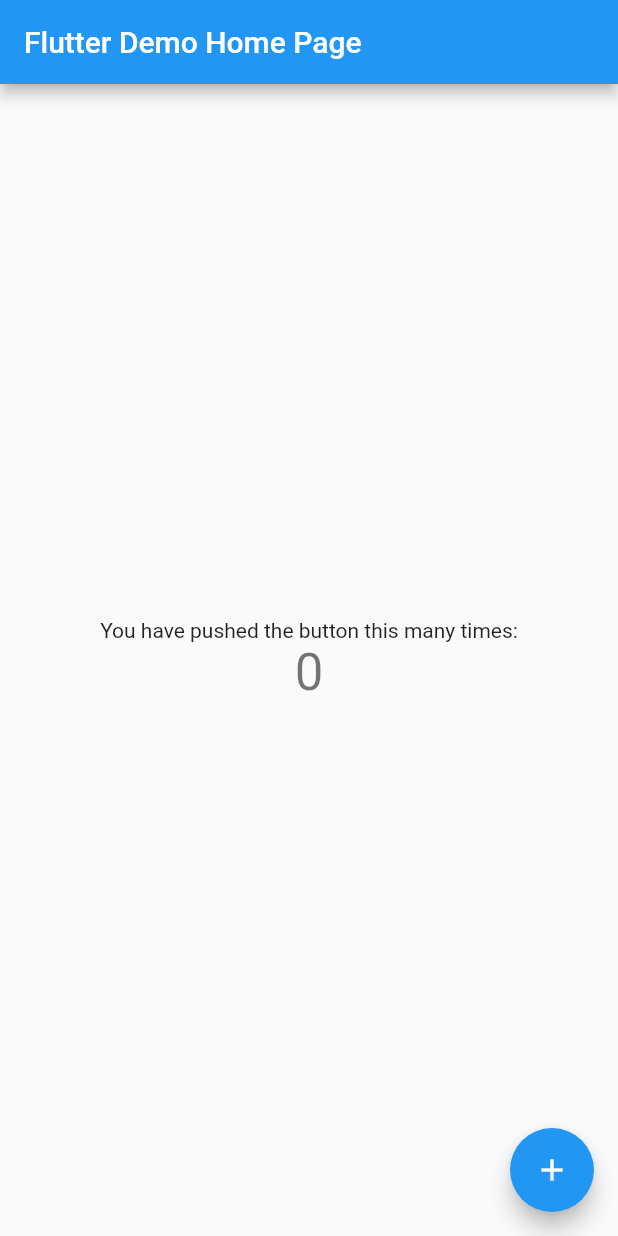
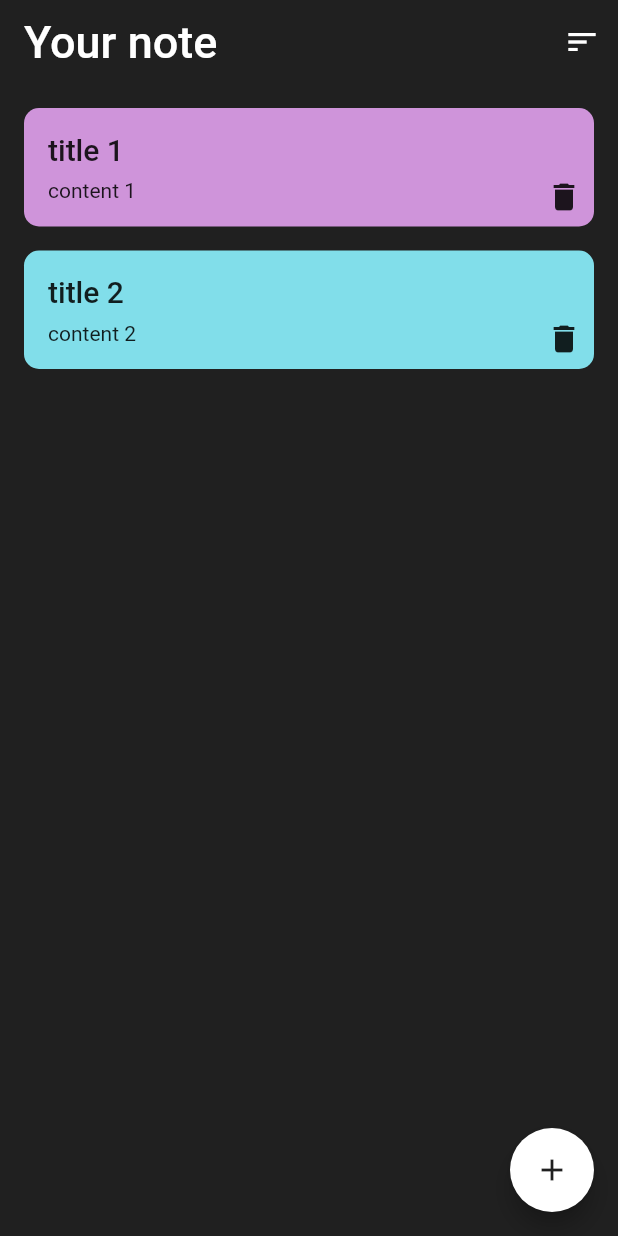
Before and after one commit to fghjjkl32/clean_architecture_note_app, a Flutter app: the screen it shows after launch, on a phone screen of 412 x 824 dp. Run offline on Flutter 3.47's test engine with Material 2 defaults, Android fonts, the phone set to English and light mode, and no system bars; our stand-ins replace freezed_annotation, sqflite; accounts and stored records are empty.

Commit message:
add : add main note UI

```diff
--- a/lib/main.dart
+++ b/lib/main.dart
@@ -1,3 +1,5 @@
+import 'package:clean_architecture_note_app/presentation/notes/notes_screen.dart';
+import 'package:clean_architecture_note_app/ui/colors.dart';
 import 'package:flutter/material.dart';
 
 void main() {
@@ -7,109 +9,24 @@ void main() {
 class MyApp extends StatelessWidget {
   const MyApp({super.key});
 
-  // This widget is the root of your application.
   @override
   Widget build(BuildContext context) {
     return MaterialApp(
       title: 'Flutter Demo',
       theme: ThemeData(
-        // This is the theme of your application.
-        //
-        // Try running your application with "flutter run". You'll see the
-        // application has a blue toolbar. Then, without quitting the app, try
-        // changing the primarySwatch below to Colors.green and then invoke
-        // "hot reload" (press "r" in the console where you ran "flutter run",
-        // or simply save your changes to "hot reload" in a Flutter IDE).
-        // Notice that the counter didn't reset back to zero; the application
-        // is not restarted.
-        primarySwatch: Colors.blue,
+        primaryColor: Colors.white,
+        backgroundColor: darkGray,
+        canvasColor: darkGray,
+        floatingActionButtonTheme:
+            Theme.of(context).floatingActionButtonTheme.copyWith(
+                  backgroundColor: Colors.white,
+                  foregroundColor: darkGray,
+                ),
+        appBarTheme: Theme.of(context).appBarTheme.copyWith(
+              backgroundColor: darkGray,
+            ),
       ),
-      home: const MyHomePage(title: 'Flutter Demo Home Page'),
+      home: const NotesScreen(),
     );
   }
 }
-
-class MyHomePage extends StatefulWidget {
-  const MyHomePage({super.key, required this.title});
-
-  // This widget is the home page of your application. It is stateful, meaning
-  // that it has a State object (defined below) that contains fields that affect
-  // how it looks.
-
-  // This class is the configuration for the state. It holds the values (in this
-  // case the title) provided by the parent (in this case the App widget) and
-  // used by the build method of the State. Fields in a Widget subclass are
-  // always marked "final".
-
-  final String title;
-
-  @override
-  State<MyHomePage> createState() => _MyHomePageState();
-}
-
-class _MyHomePageState extends State<MyHomePage> {
-  int _counter = 0;
-
-  void _incrementCounter() {
-    setState(() {
-      // This call to setState tells the Flutter framework that something has
-      // changed in this State, which causes it to rerun the build method below
-      // so that the display can reflect the updated values. If we changed
-      // _counter without calling setState(), then the build method would not be
-      // called again, and so nothing would appear to happen.
-      _counter++;
-    });
-  }
-
-  @override
-  Widget build(BuildContext context) {
-    // This method is rerun every time setState is called, for instance as done
-    // by the _incrementCounter method above.
-    //
-    // The Flutter framework has been optimized to make rerunning build methods
-    // fast, so that you can just rebuild anything that needs updating rather
-    // than having to individually change instances of widgets.
-    return Scaffold(
-      appBar: AppBar(
-        // Here we take the value from the MyHomePage object that was created by
-        // the App.build method, and use it to set our appbar title.
-        title: Text(widget.title),
-      ),
-      body: Center(
-        // Center is a layout widget. It takes a single child and positions it
-        // in the middle of the parent.
-        child: Column(
-          // Column is also a layout widget. It takes a list of children and
-          // arranges them vertically. By default, it sizes itself to fit its
-          // children horizontally, and tries to be as tall as its parent.
-          //
-          // Invoke "debug painting" (press "p" in the console, choose the
-          // "Toggle Debug Paint" action from the Flutter Inspector in Android
-          // Studio, or the "Toggle Debug Paint" command in Visual Studio Code)
-          // to see the wireframe for each widget.
-          //
-          // Column has various properties to control how it sizes itself and
-          // how it positions its children. Here we use mainAxisAlignment to
-          // center the children vertically; the main axis here is the vertical
-          // axis because Columns are vertical (the cross axis would be
-          // horizontal).
-          mainAxisAlignment: MainAxisAlignment.center,
-          children: <Widget>[
-            const Text(
-              'You have pushed the button this many times:',
-            ),
-            Text(
-              '$_counter',
-              style: Theme.of(context).textTheme.headline4,
-            ),
-          ],
-        ),
-      ),
-      floatingActionButton: FloatingActionButton(
-        onPressed: _incrementCounter,
-        tooltip: 'Increment',
-        child: const Icon(Icons.add),
-      ), // This trailing comma makes auto-formatting nicer for build methods.
-    );
-  }
-}
--- /dev/null
+++ b/lib/presentation/notes/components/note_item.dart
@@ -0,0 +1,65 @@
+import 'package:clean_architecture_note_app/domain/model/note.dart';
+import 'package:clean_architecture_note_app/ui/colors.dart';
+import 'package:flutter/material.dart';
+
+class NoteItem extends StatelessWidget {
+  final Note note;
+  Function? onDeleteTap;
+
+  NoteItem({
+    Key? key,
+    required this.note,
+    this.onDeleteTap,
+  }) : super(key: key);
+
+  @override
+  Widget build(BuildContext context) {
+    return Padding(
+      padding: const EdgeInsets.all(8.0),
+      child: Stack(
+        children: [
+          Container(
+            width: double.infinity,
+            padding: const EdgeInsets.all(16),
+            decoration: BoxDecoration(
+              borderRadius: BorderRadius.circular(10),
+              color: Color(note.color),
+            ),
+            child: Column(
+              crossAxisAlignment: CrossAxisAlignment.start,
+              children: [
+                Text(
+                  note.title,
+                  maxLines: 1,
+                  overflow: TextOverflow.ellipsis,
+                  style: Theme.of(context).textTheme.headline6,
+                ),
+                const SizedBox(
+                  height: 8,
+                ),
+                Text(
+                  note.content,
+                  maxLines: 1,
+                  overflow: TextOverflow.ellipsis,
+                  style: Theme.of(context).textTheme.bodyText2,
+                ),
+              ],
+            ),
+          ),
+          Positioned(
+            bottom: 8,
+            right: 8,
+            child: GestureDetector(
+              onTap: () {
+                onDeleteTap?.call();
+              },
+              child: const Icon(
+                Icons.delete,
+              ),
+            ),
+          ),
+        ],
+      ),
+    );
+  }
+}
--- /dev/null
+++ b/lib/presentation/notes/notes_screen.dart
@@ -0,0 +1,56 @@
+import 'package:clean_architecture_note_app/domain/model/note.dart';
+import 'package:clean_architecture_note_app/presentation/notes/components/note_item.dart';
+import 'package:clean_architecture_note_app/ui/colors.dart';
+import 'package:flutter/material.dart';
+
+class NotesScreen extends StatelessWidget {
+  const NotesScreen({super.key});
+
+  @override
+  Widget build(BuildContext context) {
+    return Scaffold(
+      appBar: AppBar(
+        elevation: 0,
+        title: const Text(
+          'Your note',
+          style: TextStyle(
+            fontSize: 30,
+          ),
+        ),
+        actions: [
+          IconButton(
+            onPressed: () {},
+            icon: Icon(Icons.sort),
+          ),
+        ],
+      ),
+      floatingActionButton: FloatingActionButton(
+        onPressed: () {},
+        child: const Icon(Icons.add),
+      ),
+      body: Padding(
+        padding: const EdgeInsets.all(8.0),
+        child: ListView(
+          children: [
+            NoteItem(
+              note: Note(
+                title: 'title 1',
+                content: 'content 1',
+                color: wisteria.value,
+                timeStamp: 1,
+              ),
+            ),
+            NoteItem(
+              note: Note(
+                title: 'title 2',
+                content: 'content 2',
+                color: skyBlue.value,
+                timeStamp: 1,
+              ),
+            ),
+          ],
+        ),
+      ),
+    );
+  }
+}
--- /dev/null
+++ b/lib/ui/colors.dart
@@ -0,0 +1,10 @@
+import 'dart:ui';
+
+const roseBud = Color(0xFFFFAB91);
+const primrose = Color(0xFFE7ED9B);
+const wisteria = Color(0xFFCF94DA);
+const skyBlue = Color(0xFF81DEEA);
+const illusion = Color(0xFFF48Fb1);
+
+const darkGray = Color(0xFF202020);
+const lightBlue = Color(0xFFD7E8DE);
```
